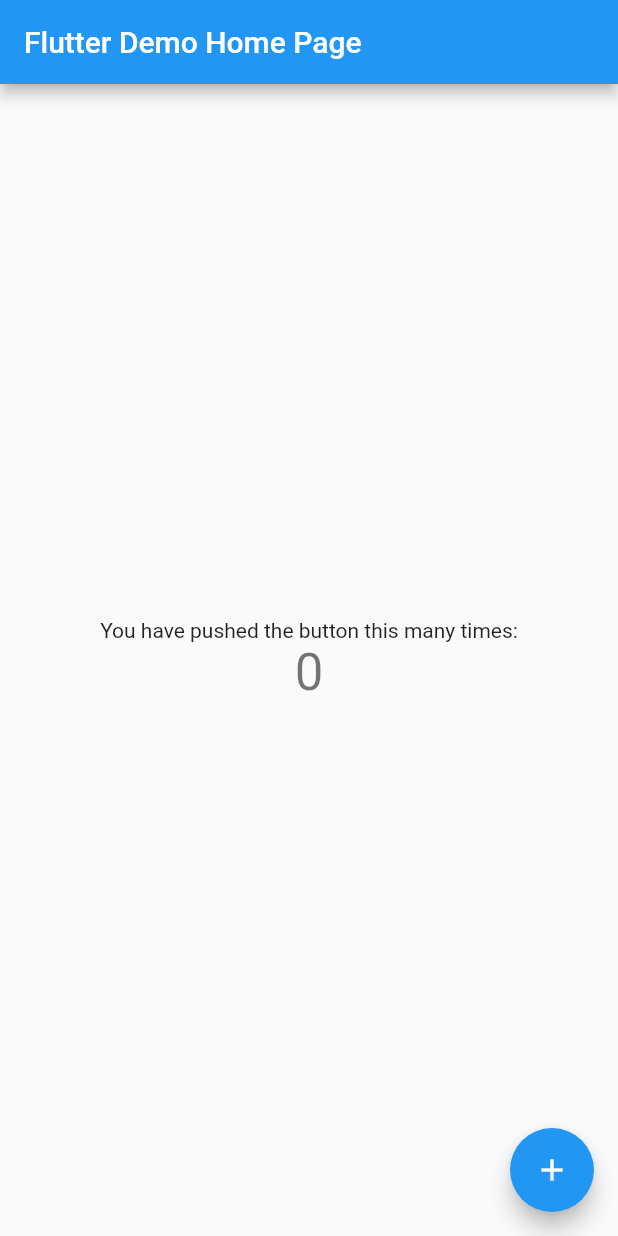
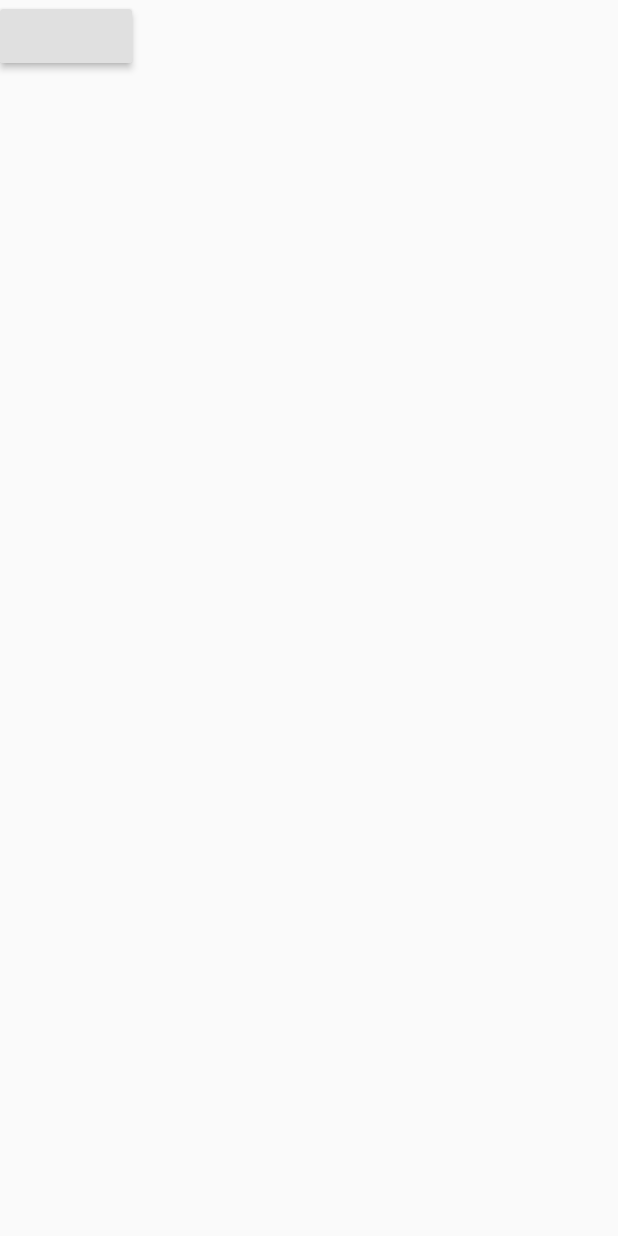
Before and after one commit to hackforla/new-schools-today, a Flutter app: the screen it shows after launch, on a phone screen of 412 x 824 dp. Run offline on Flutter 3.47's test engine with Material 2 defaults, Android fonts, the phone set to English and light mode, and no system bars.

Commit message:
Added router displayer
Added the way to display the correct page in the main.dart file. I also added two plaholder pages.

```diff
--- /dev/null
+++ b/nstAppTemplate/lib/Home.dart
@@ -0,0 +1,13 @@
+import 'package:flutter/material.dart';
+
+class HomeView extends StatelessWidget {
+
+  @override
+  Widget build(BuildContext context) {
+    return Scaffold(
+      body: RaisedButton(onPressed: () {
+
+      },),
+    );
+  }
+}
--- a/nstAppTemplate/lib/main.dart
+++ b/nstAppTemplate/lib/main.dart
@@ -1,6 +1,11 @@
 import 'package:flutter/material.dart';
+import './Home.dart';
+import './Login.dart';
 
 void main() => runApp(MyApp());
+
+const String HomeViewRoute = '/';
+const String LoginViewRoute = 'login';
 
 class MyApp extends StatelessWidget {
   // This widget is the root of your application.
@@ -20,7 +25,18 @@
         // is not restarted.
         primarySwatch: Colors.blue,
       ),
-      home: MyHomePage(title: 'Flutter Demo Home Page'),
+      onGenerateRoute: (RouteSettings settings) {
+        switch (settings.name) {
+          case HomeViewRoute:
+            return MaterialPageRoute(builder: (context) => HomeView());
+          case LoginViewRoute:
+            return MaterialPageRoute(builder: (context) => LoginView());
+          default:
+            return MaterialPageRoute(builder: (context) => HomeView());
+        }
+      },
+      initialRoute: HomeViewRoute,
+      // home: MyHomePage(title: 'Flutter Demo Home Page'),
     );
   }
 }
```
Also changed, not shown: nstAppTemplate/lib/Login.dart (added, +11 -0 lines).
